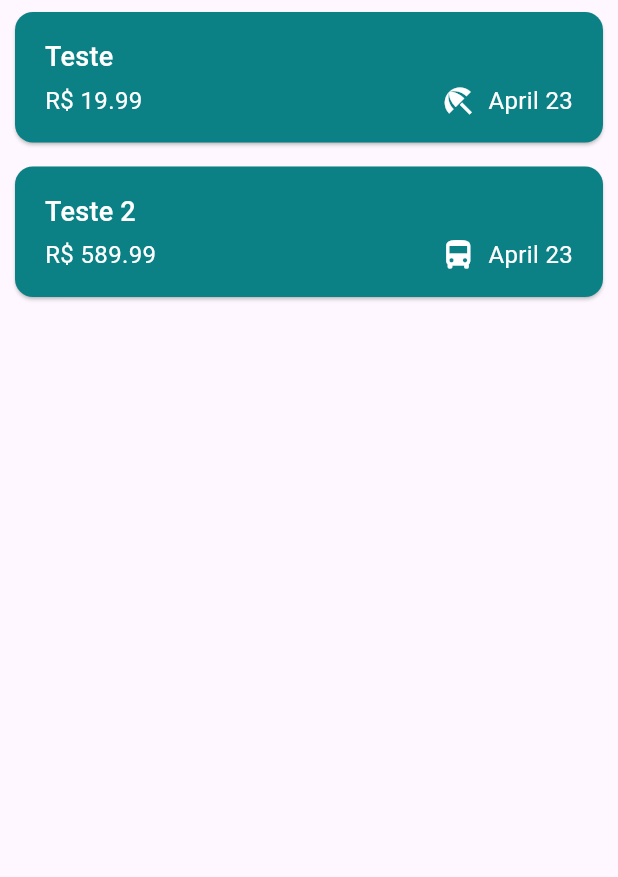
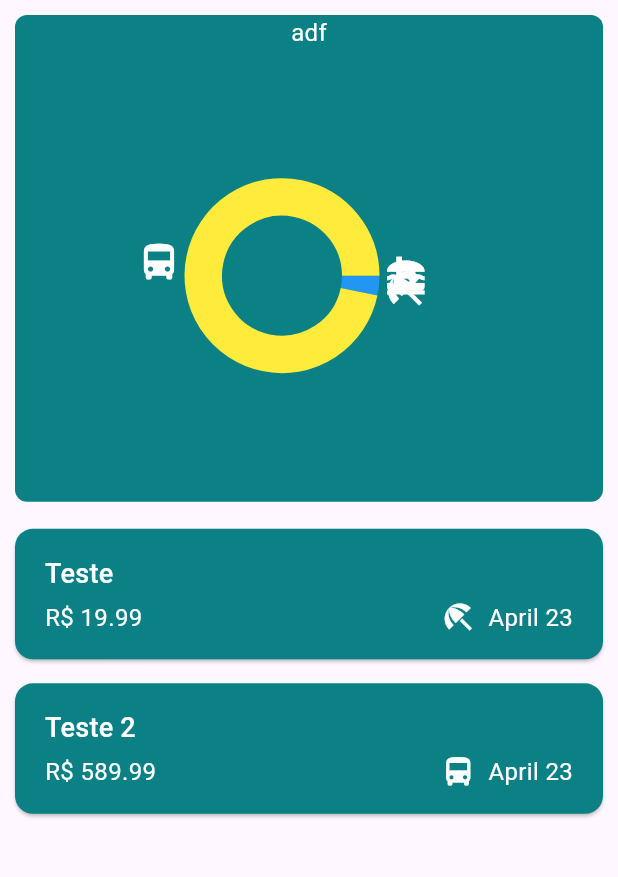
Before and after one commit to MSaJS/shadow_finces, a Flutter app: the screen it shows after launch, on a phone screen of 412 x 824 dp, the part 84-961 px from its top. Run offline on Flutter 3.47's test engine with Material 3 defaults, Android fonts, the phone set to English and light mode, and no system bars; drawn by our look-alikes of fl_chart.

Commit message:
PieChart

```diff
--- a/lib/models/expense.dart
+++ b/lib/models/expense.dart
@@ -23,6 +23,13 @@ const categoryIcons = {
   Category.contas: Icons.align_vertical_bottom,
   Category.lazer: Icons.beach_access,
   Category.transporte: Icons.directions_bus,
+};
+
+const categoryColors = {
+  Category.comida: Colors.red,
+  Category.contas: Colors.brown,
+  Category.lazer: Colors.blue,
+  Category.transporte: Colors.yellow,
 };
 
 class Expense {
@@ -67,7 +74,7 @@ class Expense {
 // Descrição --
 // Data --
 // Repetir ,
-//  TODO
+//
 //    fixo? Diaria,Semanal,Quinzenal,Mensal...
 //    parcelado? int : Diario,Semanal,Quin...
 //    repete_apenas? int : Diario,Sem...
--- /dev/null
+++ b/lib/widgets/chart/pie_chart.dart
@@ -0,0 +1,114 @@
+import 'package:fl_chart/fl_chart.dart';
+import 'package:flutter/material.dart';
+import 'package:shadow_finces/widgets/chart/chart_bar.dart';
+import 'package:shadow_finces/models/expense.dart';
+
+class PieChartCategory extends StatelessWidget {
+  const PieChartCategory({super.key, required this.expenses});
+
+  final List<Expense> expenses;
+
+  List<ExpenseBucket> get buckets {
+    return [
+      ExpenseBucket.forCategory(expenses, Category.comida),
+      ExpenseBucket.forCategory(expenses, Category.lazer),
+      ExpenseBucket.forCategory(expenses, Category.transporte),
+      ExpenseBucket.forCategory(expenses, Category.contas),
+    ];
+  }
+
+  double get maxTotalExpense {
+    double maxTotalExpense = 0;
+
+    for (final bucket in buckets) {
+      if (bucket.totalExpenses > maxTotalExpense) {
+        maxTotalExpense = bucket.totalExpenses;
+      }
+    }
+
+    return maxTotalExpense;
+  }
+
+  @override
+  Widget build(BuildContext context) {
+    final isDarkMode =
+        MediaQuery.of(context).platformBrightness == Brightness.dark;
+    return Container(
+      margin: const EdgeInsets.symmetric(
+          horizontal: 10,
+          vertical: 10,
+        ),
+
+      decoration: BoxDecoration(
+        borderRadius: BorderRadius.circular(8),
+        color: Theme.of(context).colorScheme.primaryContainer,
+      ),
+      child: Column(
+        children: [
+          Text('adf'),
+          AspectRatio(
+            aspectRatio: 1.3,
+            child: Row(
+              children: <Widget>[
+                Expanded(
+                  child: AspectRatio(
+                    aspectRatio: 1,
+                    child: PieChart(
+                      PieChartData(
+                        sections: [
+                          for (final bucket in buckets) // alternative to map()
+                            PieChartSectionData(
+                              color: categoryColors[bucket.category],
+                              value: bucket.totalExpenses == 0
+                                  ? 0
+                                  : bucket.totalExpenses / maxTotalExpense,
+                              badgeWidget: Icon(
+                                categoryIcons[bucket.category],
+                                color: Theme.of(context).colorScheme.onPrimaryContainer,
+                                size: 30,
+                              ),
+                              badgePositionPercentageOffset: 1.7,
+                              showTitle: false,
+                              radius: 25.0,
+                              titleStyle: const TextStyle(
+                                fontSize: 16,
+                                fontWeight: FontWeight.bold,
+                                color: Colors.black,
+                                shadows: [
+                                  Shadow(color: Colors.black, blurRadius: 2)
+                                ],
+                              ),
+                            )
+                        ],
+                        borderData: FlBorderData(
+                          show: true,
+                        ),
+                        sectionsSpace: 0,
+                        centerSpaceRadius: 40,
+                      ),
+                    ),
+                  ),
+                ),
+                Column(
+                  mainAxisAlignment: MainAxisAlignment.end,
+                  crossAxisAlignment: CrossAxisAlignment.start,
+                  children: [
+                    for (final bucket in buckets) // alternative to map()
+                      ChartBar(
+                        fill: bucket.totalExpenses == 0
+                            ? 0
+                            : bucket.totalExpenses / maxTotalExpense,
+                      ),
+                  ],
+                ),
+                const SizedBox(
+                  width: 28,
+                ),
+              ],
+            ),
+          ),
+        ],
+      ),
+    );
+  }
+}
--- a/lib/widgets/my_expenses.dart
+++ b/lib/widgets/my_expenses.dart
@@ -1,6 +1,8 @@
 import 'package:flutter/material.dart';
 // import 'package:shadow_finces/main.dart';
 import 'package:shadow_finces/models/expense.dart';
+import 'package:shadow_finces/widgets/chart/chart.dart';
+import 'package:shadow_finces/widgets/chart/pie_chart.dart';
 import 'package:shadow_finces/widgets/expenses_list/expenses_list.dart';
 // import 'package:shadow_finces/widgets/nav_bar/my_navbar.dart';
 import 'package:shadow_finces/widgets/new_expense.dart';
@@ -112,6 +114,7 @@ class _MyExpensesState extends State<MyExpenses> {
       // bottomNavigationBar: MyNavBar(),
       body: Column(
         children: [
+          PieChartCategory(expenses: _registeredExpenses),
           Expanded(
             child: mainContent,
           ),
```
